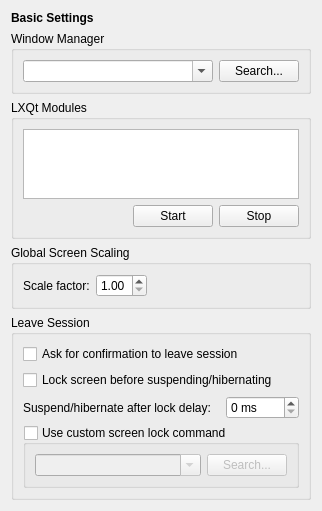
Before: the Qt Designer form lxqt-config-session/basicsettings.ui in lxqt/lxqt-session, drawn with Qt 5.
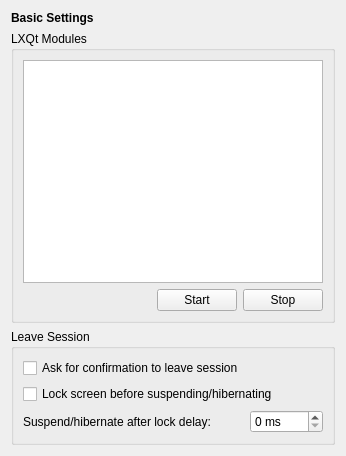
After: the same form once the commit is applied.

Patch:
```diff
--- a/lxqt-config-session/basicsettings.ui
+++ b/lxqt-config-session/basicsettings.ui
@@ -6,8 +6,8 @@
    <rect>
     <x>0</x>
     <y>0</y>
-    <width>322</width>
-    <height>380</height>
+    <width>346</width>
+    <height>456</height>
    </rect>
   </property>
   <layout class="QGridLayout" name="gridLayout_3">
@@ -15,7 +15,6 @@
     <widget class="QLabel" name="label">
      <property name="font">
       <font>
-       <weight>75</weight>
        <bold>true</bold>
       </font>
      </property>
@@ -25,35 +24,6 @@
     </widget>
    </item>
    <item row="1" column="0">
-    <widget class="QGroupBox" name="groupBox">
-     <property name="title">
-      <string>Window Manager</string>
-     </property>
-     <layout class="QGridLayout" name="gridLayout_2">
-      <item row="0" column="0">
-       <widget class="QComboBox" name="wmComboBox">
-        <property name="sizePolicy">
-         <sizepolicy hsizetype="MinimumExpanding" vsizetype="Fixed">
-          <horstretch>0</horstretch>
-          <verstretch>0</verstretch>
-         </sizepolicy>
-        </property>
-        <property name="editable">
-         <bool>true</bool>
-        </property>
-       </widget>
-      </item>
-      <item row="0" column="1">
-       <widget class="QPushButton" name="findWmButton">
-        <property name="text">
-         <string>Search...</string>
-        </property>
-       </widget>
-      </item>
-     </layout>
-    </widget>
-   </item>
-   <item row="2" column="0">
     <widget class="QGroupBox" name="groupBox_2">
      <property name="title">
       <string>LXQt Modules</string>
@@ -105,48 +75,7 @@
      </layout>
     </widget>
    </item>
-   <item row="3" column="0">
-    <widget class="QGroupBox" name="scaleBox">
-     <property name="toolTip">
-      <string>Under Wayland, adjust scaling via compositor settings or kanshi instead.</string>
-     </property>
-     <property name="title">
-      <string>Global Screen Scaling</string>
-     </property>
-     <layout class="QFormLayout" name="formLayout">
-      <property name="fieldGrowthPolicy">
-       <enum>QFormLayout::ExpandingFieldsGrow</enum>
-      </property>
-      <property name="horizontalSpacing">
-       <number>6</number>
-      </property>
-      <item row="0" column="0">
-       <widget class="QLabel" name="label_2">
-        <property name="text">
-         <string>Scale factor:</string>
-        </property>
-       </widget>
-      </item>
-      <item row="0" column="1">
-       <widget class="QDoubleSpinBox" name="scaleSpinBox">
-        <property name="minimum">
-         <double>1.000000000000000</double>
-        </property>
-        <property name="maximum">
-         <double>4.000000000000000</double>
-        </property>
-        <property name="singleStep">
-         <double>0.500000000000000</double>
-        </property>
-        <property name="value">
-         <double>1.000000000000000</double>
-        </property>
-       </widget>
-      </item>
-     </layout>
-    </widget>
-   </item>
-   <item row="4" column="0">
+   <item row="2" column="0">
     <widget class="QGroupBox" name="groupBox_3">
      <property name="title">
       <string>Leave Session</string>
@@ -195,41 +124,6 @@
         </property>
        </widget>
       </item>
-      <item row="4" column="0" colspan="2">
-       <widget class="QGroupBox" name="customLockBox">
-        <property name="title">
-         <string>Use custom screen lock command</string>
-        </property>
-        <property name="checkable">
-         <bool>true</bool>
-        </property>
-        <property name="checked">
-         <bool>false</bool>
-        </property>
-        <layout class="QGridLayout" name="gridLayout_5">
-         <item row="0" column="0">
-          <widget class="QComboBox" name="x11LockCommandComboBox">
-           <property name="sizePolicy">
-            <sizepolicy hsizetype="MinimumExpanding" vsizetype="Fixed">
-             <horstretch>0</horstretch>
-             <verstretch>0</verstretch>
-            </sizepolicy>
-           </property>
-           <property name="editable">
-            <bool>true</bool>
-           </property>
-          </widget>
-         </item>
-         <item row="0" column="1">
-          <widget class="QPushButton" name="findX11LockCommandButton">
-           <property name="text">
-            <string>Search...</string>
-           </property>
-          </widget>
-         </item>
-        </layout>
-       </widget>
-      </item>
      </layout>
     </widget>
    </item>
```
Left out of the diff: 2 changed lines with no effect on the pictures.
